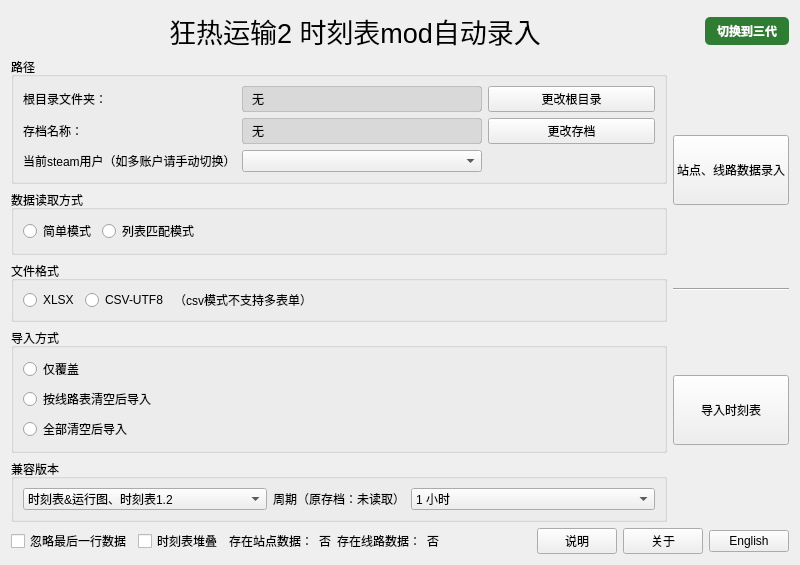
This is ui/mainui.ui in zm0423/tpf2_autofill as Qt 5 draws it before an edit. The edited form follows.
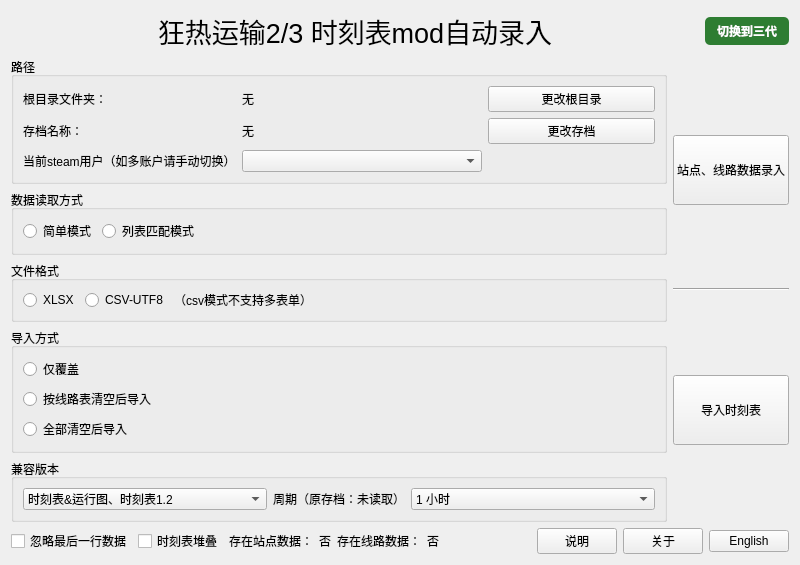
This is the edited form.

Patch:
```diff
--- a/ui/mainui.ui
+++ b/ui/mainui.ui
@@ -24,7 +24,7 @@
         </font>
        </property>
        <property name="text">
-        <string>狂热运输2 时刻表mod自动录入</string>
+        <string>狂热运输2/3 时刻表mod自动录入</string>
        </property>
        <property name="alignment">
         <set>Qt::AlignmentFlag::AlignCenter</set>
@@ -98,8 +98,8 @@
             <property name="textInteractionFlags">
              <set>Qt::TextInteractionFlag::TextSelectableByMouse</set>
             </property>
-            <property name="styleSheet">
-             <string notr="true">background-color: rgba(0, 0, 0, 20); border: 1px solid rgba(0, 0, 0, 40); border-radius: 3px; padding: 2px 6px;</string>
+            <property name="pathBox" stdset="0">
+             <bool>true</bool>
             </property>
             <property name="maximumSize">
              <size>
@@ -137,8 +137,8 @@
             <property name="textInteractionFlags">
              <set>Qt::TextInteractionFlag::TextSelectableByMouse</set>
             </property>
-            <property name="styleSheet">
-             <string notr="true">background-color: rgba(0, 0, 0, 20); border: 1px solid rgba(0, 0, 0, 40); border-radius: 3px; padding: 2px 6px;</string>
+            <property name="pathBox" stdset="0">
+             <bool>true</bool>
             </property>
             <property name="maximumSize">
              <size>
```
